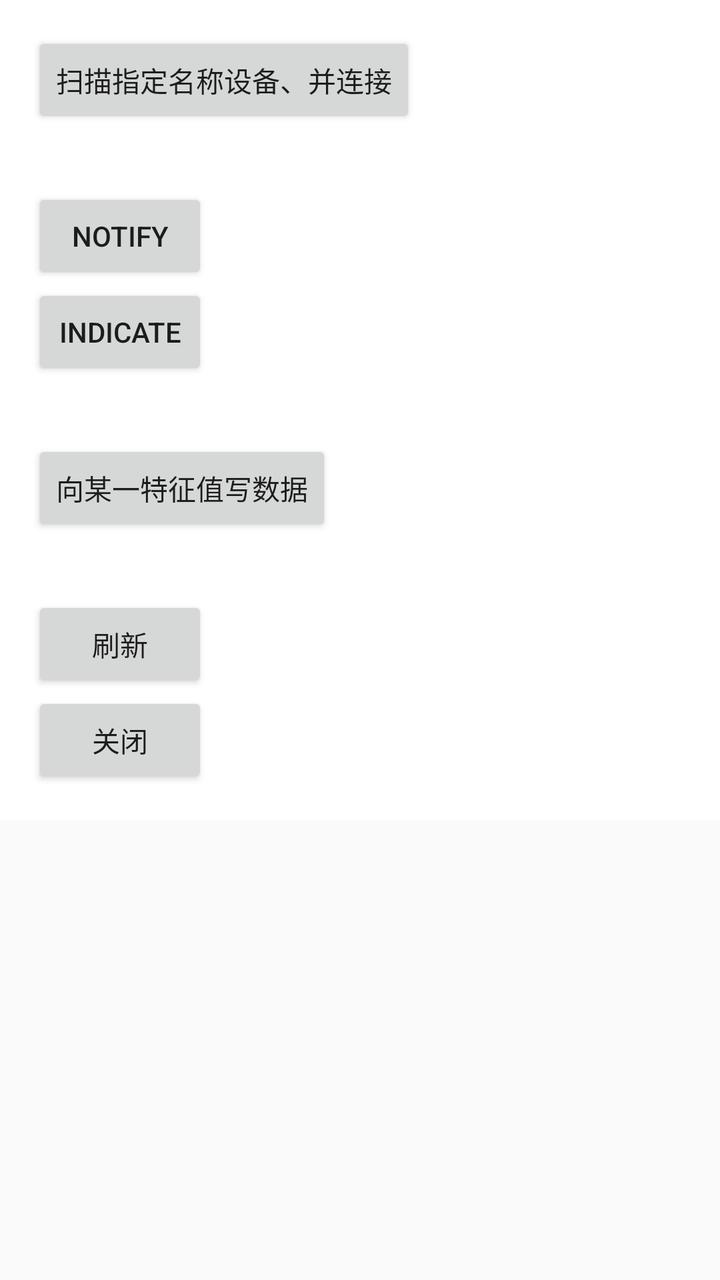
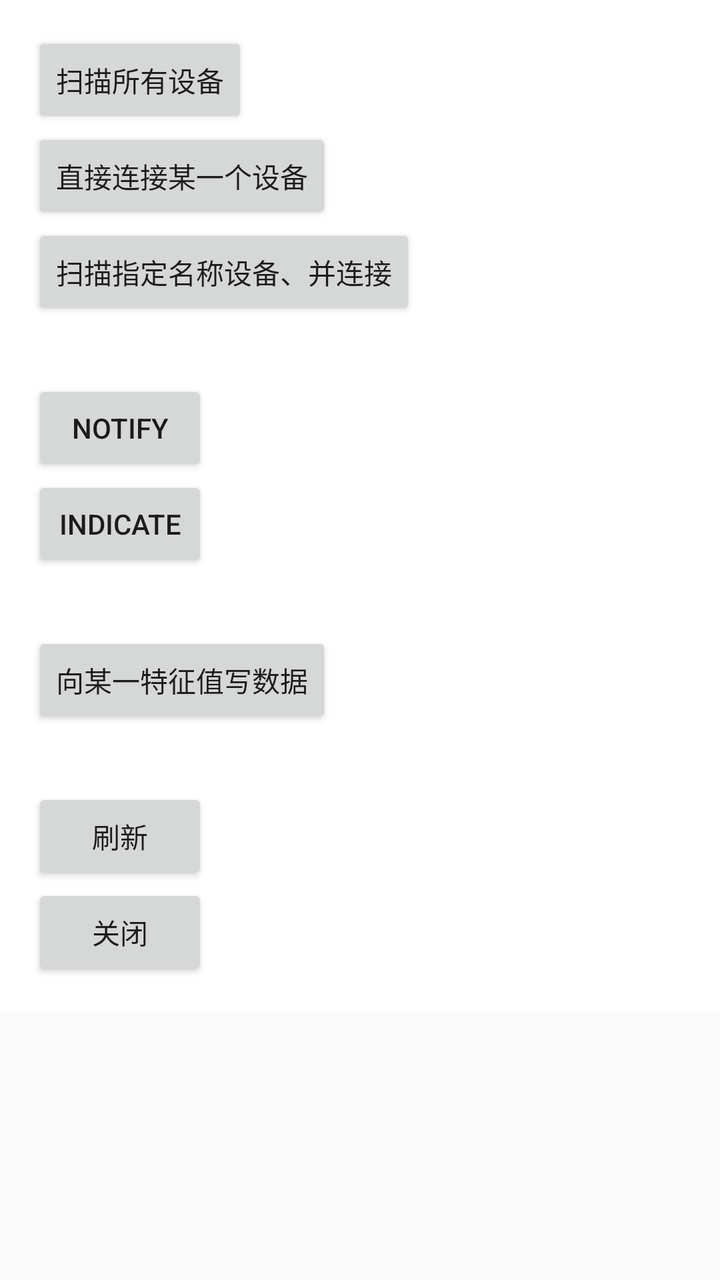

Compare the two renders of this Android layout. The source of the first and the diff that turns it into the second are given below.
<!-- AndroidManifest.xml: application theme AppTheme -->
<!-- res/layout/activity_main.xml -->
<?xml version="1.0" encoding="utf-8"?>
<ScrollView xmlns:android="http://schemas.android.com/apk/res/android"
    android:layout_width="match_parent"
    android:layout_height="wrap_content">

    <LinearLayout
        android:layout_width="match_parent"
        android:layout_height="wrap_content"
        android:background="@android:color/white"
        android:orientation="vertical"
        android:paddingBottom="@dimen/activity_vertical_margin"
        android:paddingLeft="@dimen/activity_horizontal_margin"
        android:paddingRight="@dimen/activity_horizontal_margin"
        android:paddingTop="@dimen/activity_vertical_margin">

        <Button
            android:id="@+id/btn_1"
            android:layout_width="wrap_content"
            android:layout_height="wrap_content"
            android:text="扫描指定名称设备、并连接" />

        <Button
            android:id="@+id/btn_2"
            android:layout_width="wrap_content"
            android:layout_height="wrap_content"
            android:layout_marginTop="30dp"
            android:text="notify" />

        <Button
            android:id="@+id/btn_3"
            android:layout_width="wrap_content"
            android:layout_height="wrap_content"
            android:text="indicate" />

        <Button
            android:id="@+id/btn_4"
            android:layout_width="wrap_content"
            android:layout_height="wrap_content"
            android:layout_marginTop="30dp"
            android:text="向某一特征值写数据" />


        <Button
            android:id="@+id/btn_6"
            android:layout_width="wrap_content"
            android:layout_height="wrap_content"
            android:layout_marginTop="30dp"
            android:text="刷新" />

        <Button
            android:id="@+id/btn_7"
            android:layout_width="wrap_content"
            android:layout_height="wrap_content"
            android:text="关闭" />


    </LinearLayout>

</ScrollView>
<!-- resources referenced by this layout -->
<resources>
  <dimen name="activity_horizontal_margin">16dp</dimen>
  <dimen name="activity_vertical_margin">16dp</dimen>
  <style name="AppTheme" parent="Theme.AppCompat.Light.NoActionBar">
          <item name="colorPrimary">@color/colorPrimary</item>
          <item name="colorPrimaryDark">@color/colorPrimaryDark</item>
          <item name="colorAccent">@color/colorAccent</item>
      </style>
  <color name="colorPrimary">#3F51B5</color>
  <color name="colorPrimaryDark">#303F9F</color>
  <color name="colorAccent">#FF4081</color>
</resources>

<!-- the commit's change to res/layout/activity_main.xml (unified diff, before → after) -->
@@ -12,6 +12,18 @@
         android:paddingLeft="@dimen/activity_horizontal_margin"
         android:paddingRight="@dimen/activity_horizontal_margin"
         android:paddingTop="@dimen/activity_vertical_margin">
+
+        <Button
+            android:id="@+id/btn_0"
+            android:layout_width="wrap_content"
+            android:layout_height="wrap_content"
+            android:text="扫描所有设备" />
+
+        <Button
+            android:id="@+id/btn_01"
+            android:layout_width="wrap_content"
+            android:layout_height="wrap_content"
+            android:text="直接连接某一个设备" />
 
         <Button
             android:id="@+id/btn_1"
